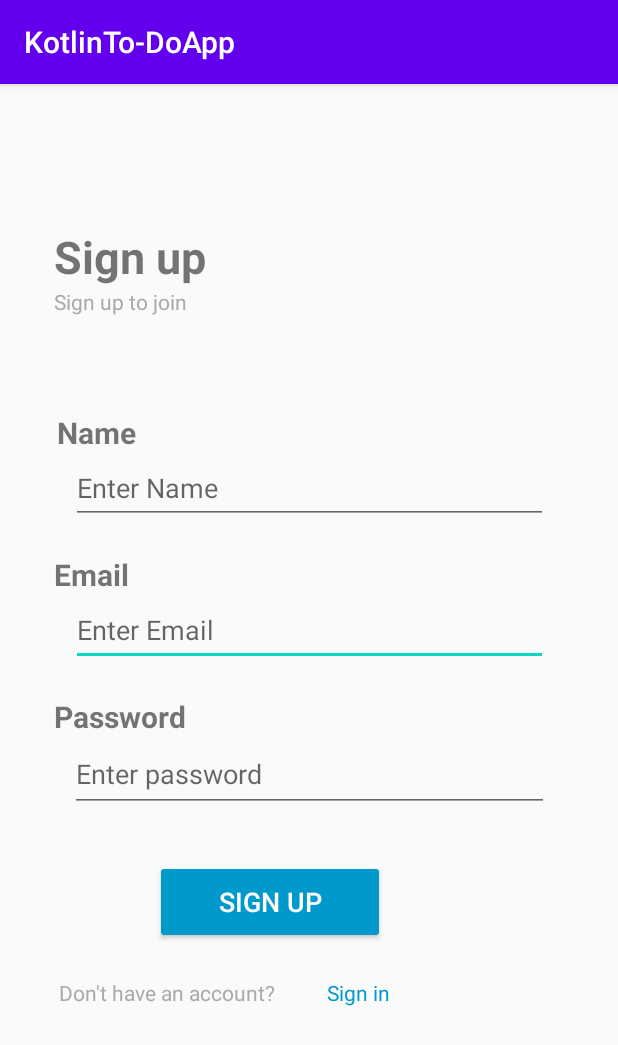
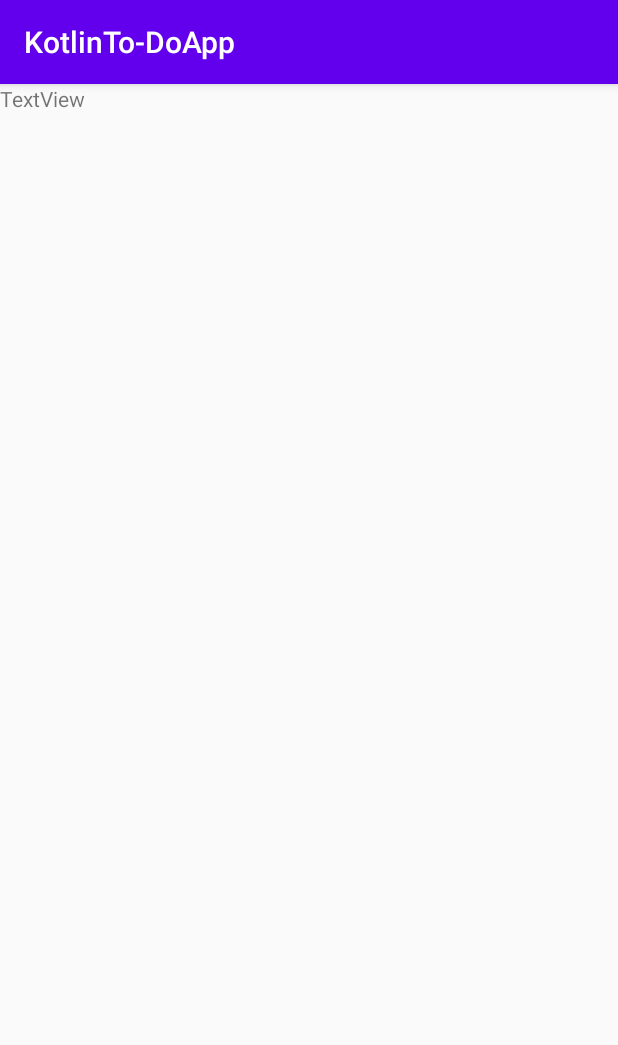
Before and after one commit to Tharun-code-bit/Kotlin-To-Do-App, an Android app: the SignUp screen opened directly, with no data from a screen before it, on a phone screen of 412 x 824 dp. Shown: the top 1045 px of the screen. Run offline under Robolectric (Android 15) with nearby library versions, the phone set to English and light mode, and no system bars.

Commit message:
Start again Sign up

```diff
--- a/app/src/main/java/com/example/kotlinto_doapp/SignUp.kt
+++ b/app/src/main/java/com/example/kotlinto_doapp/SignUp.kt
@@ -1,26 +1,11 @@
 package com.example.kotlinto_doapp
 
-import android.content.Intent
 import androidx.appcompat.app.AppCompatActivity
 import android.os.Bundle
-import android.widget.Button
-import android.widget.TextView
 
 class SignUp : AppCompatActivity() {
     override fun onCreate(savedInstanceState: Bundle?) {
         super.onCreate(savedInstanceState)
         setContentView(R.layout.activity_sign_up)
-
-        val button = findViewById<Button>(R.id.sign_in_button_activity)
-        button.setOnClickListener{
-            val intent = Intent(this, SignIn::class.java)
-            startActivity(intent)
-        }
-
-        val link = findViewById<TextView>(R.id.sign_up_textView)
-        link.setOnClickListener {
-            val intent = Intent(this, SignIn::class.java)
-            startActivity(intent)
-        }
     }
 }
--- a/app/src/main/res/layout/activity_sign_up.xml
+++ b/app/src/main/res/layout/activity_sign_up.xml
@@ -6,153 +6,11 @@
     android:layout_height="match_parent"
     tools:context=".SignUp">
 
-    <EditText
-        android:id="@+id/editTextTextEmailAddress4"
-        android:layout_width="318dp"
-        android:layout_height="47dp"
-        android:layout_marginBottom="20dp"
-        android:ems="10"
-        android:hint="Enter Email"
-        android:inputType="textEmailAddress"
-        app:layout_constraintBottom_toTopOf="@+id/textView52"
-        app:layout_constraintEnd_toEndOf="parent"
-        app:layout_constraintStart_toStartOf="parent" />
-
-    <EditText
-        android:id="@+id/editTextTextEmailAddress22"
-        android:layout_width="318dp"
-        android:layout_height="47dp"
-        android:layout_marginBottom="20dp"
-        android:ems="10"
-        android:hint="Enter Name"
-        android:inputType="textEmailAddress"
-        app:layout_constraintBottom_toTopOf="@+id/textView42"
-        app:layout_constraintEnd_toEndOf="parent"
-        app:layout_constraintHorizontal_bias="0.505"
-        app:layout_constraintStart_toStartOf="parent" />
-
-    <EditText
-        android:id="@+id/password22"
-        android:layout_width="319dp"
-        android:layout_height="50dp"
-        android:layout_marginBottom="32dp"
-        android:ems="10"
-        android:hint="Enter password"
-        android:inputType="textPassword"
-        app:layout_constraintBottom_toTopOf="@+id/sign_up2"
-        app:layout_constraintEnd_toEndOf="parent"
-        app:layout_constraintStart_toStartOf="parent"
-        app:layout_constraintTop_toTopOf="parent"
-        app:layout_constraintVertical_bias="1.0" />
-
-    <Button
-        android:id="@+id/sign_up2"
-        android:layout_width="153dp"
-        android:layout_height="56dp"
-        android:backgroundTint="@android:color/holo_blue_dark"
-        android:text="Sign up"
-        android:textColor="@android:color/background_light"
-        android:textSize="18sp"
-        app:layout_constraintBottom_toTopOf="@+id/textView62"
-        app:layout_constraintEnd_toEndOf="parent"
-        app:layout_constraintHorizontal_bias="0.399"
-        app:layout_constraintStart_toStartOf="parent"
-        app:layout_constraintTop_toTopOf="parent"
-        app:layout_constraintVertical_bias="0.958" />
-
     <TextView
-        android:id="@+id/textView22"
+        android:id="@+id/textView2"
         android:layout_width="wrap_content"
         android:layout_height="wrap_content"
-        android:text="Sign up"
-        android:textSize="30sp"
-        android:textStyle="bold"
-        app:layout_constraintBottom_toTopOf="@+id/textView32"
-        app:layout_constraintEnd_toEndOf="parent"
-        app:layout_constraintHorizontal_bias="0.116"
-        app:layout_constraintStart_toStartOf="parent"
-        app:layout_constraintTop_toTopOf="parent"
-        app:layout_constraintVertical_bias="1.0" />
-
-    <TextView
-        android:id="@+id/textView32"
-        android:layout_width="wrap_content"
-        android:layout_height="wrap_content"
-        android:text="Sign up to join"
-        android:textColor="@android:color/darker_gray"
-        app:layout_constraintBottom_toTopOf="@+id/textView92"
-        app:layout_constraintEnd_toEndOf="parent"
-        app:layout_constraintHorizontal_bias="0.111"
-        app:layout_constraintStart_toStartOf="parent"
-        app:layout_constraintTop_toTopOf="parent"
-        app:layout_constraintVertical_bias="0.679" />
-
-    <TextView
-        android:id="@+id/textView62"
-        android:layout_width="wrap_content"
-        android:layout_height="wrap_content"
-        android:text="Don't have an account?"
-        android:textColor="@android:color/darker_gray"
-        app:layout_constraintBottom_toBottomOf="parent"
-        app:layout_constraintEnd_toStartOf="@+id/sign_up_textView"
-        app:layout_constraintHorizontal_bias="0.528"
-        app:layout_constraintStart_toStartOf="parent"
-        app:layout_constraintTop_toTopOf="parent"
-        app:layout_constraintVertical_bias="0.796" />
-
-    <TextView
-        android:id="@+id/sign_up_textView"
-        android:layout_width="wrap_content"
-        android:layout_height="wrap_content"
-        android:layout_marginEnd="152dp"
-        android:text="Sign in"
-        android:textColor="@android:color/holo_blue_dark"
-        app:layout_constraintBottom_toBottomOf="parent"
-        app:layout_constraintEnd_toEndOf="parent"
-        app:layout_constraintTop_toTopOf="parent"
-        app:layout_constraintVertical_bias="0.796" />
-
-    <TextView
-        android:id="@+id/textView42"
-        android:layout_width="wrap_content"
-        android:layout_height="wrap_content"
-        android:text="Email"
-        android:textSize="20sp"
-        android:textStyle="bold"
-        app:layout_constraintBottom_toTopOf="@+id/editTextTextEmailAddress4"
-        app:layout_constraintEnd_toEndOf="parent"
-        app:layout_constraintHorizontal_bias="0.099"
-        app:layout_constraintStart_toStartOf="parent"
-        app:layout_constraintTop_toTopOf="parent"
-        app:layout_constraintVertical_bias="1.0" />
-
-    <TextView
-        android:id="@+id/textView92"
-        android:layout_width="wrap_content"
-        android:layout_height="wrap_content"
-        android:text="Name"
-        android:textSize="20sp"
-        android:textStyle="bold"
-        app:layout_constraintBottom_toTopOf="@+id/editTextTextEmailAddress22"
-        app:layout_constraintEnd_toEndOf="parent"
-        app:layout_constraintHorizontal_bias="0.106"
-        app:layout_constraintStart_toStartOf="parent"
-        app:layout_constraintTop_toTopOf="parent"
-        app:layout_constraintVertical_bias="1.0" />
-
-    <TextView
-        android:id="@+id/textView52"
-        android:layout_width="wrap_content"
-        android:layout_height="wrap_content"
-        android:layout_marginTop="56dp"
-        android:text="Password"
-        android:textSize="20sp"
-        android:textStyle="bold"
-        app:layout_constraintBottom_toTopOf="@+id/password22"
-        app:layout_constraintEnd_toEndOf="parent"
-        app:layout_constraintHorizontal_bias="0.111"
-        app:layout_constraintStart_toStartOf="parent"
-        app:layout_constraintTop_toTopOf="parent"
-        app:layout_constraintVertical_bias="1.0" />
-
+        android:text="TextView"
+        tools:layout_editor_absoluteX="120dp"
+        tools:layout_editor_absoluteY="238dp" />
 </androidx.constraintlayout.widget.ConstraintLayout>
```
